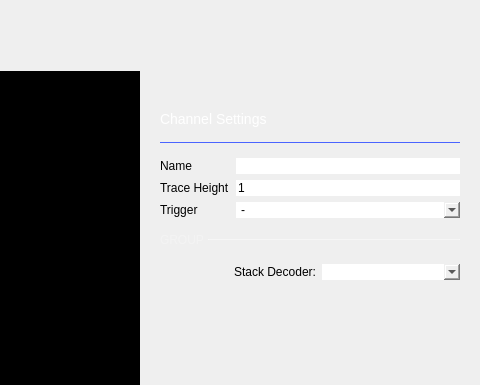
Above: ui/logic_analyzer.ui from analogdevicesinc/scopy before the change; both pictures show x 800 to 1280 and y 0 to 385 of the 1280 by 654 pixel window. Below: the same form after it.
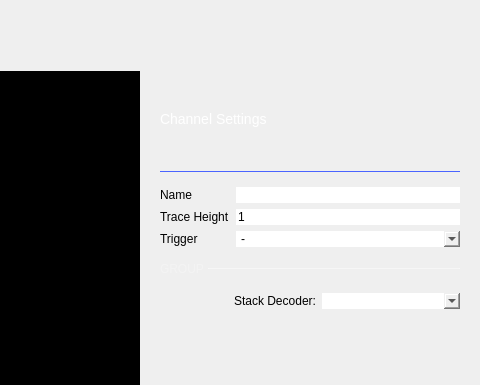
That is the form after the change. The open tabs and pages were chosen to show the change. Icons and pictures are not drawn. Custom widgets are drawn as their Qt base class.

Diff of the .ui file:
```diff
--- a/ui/logic_analyzer.ui
+++ b/ui/logic_analyzer.ui
@@ -582,8 +582,8 @@
                      <rect>
                       <x>0</x>
                       <y>0</y>
-                      <width>200</width>
-                      <height>272</height>
+                      <width>310</width>
+                      <height>469</height>
                      </rect>
                     </property>
                     <property name="sizePolicy">
@@ -639,6 +639,13 @@
                        </property>
                       </widget>
                      </item>
+                     <item>
+                      <widget class="QLabel" name="hardwareName">
+                       <property name="text">
+                        <string/>
+                       </property>
+                      </widget>
+                     </item>
                      <item>
                       <widget class="Line" name="line_2">
                        <property name="maximumSize">
@@ -2116,6 +2123,11 @@
   </action>
  </widget>
  <customwidgets>
+  <customwidget>
+   <class>adiscope::CustomSwitch</class>
+   <extends>QPushButton</extends>
+   <header>customSwitch.hpp</header>
+  </customwidget>
   <customwidget>
    <class>adiscope::DetachDragZone</class>
    <extends>QWidget</extends>
@@ -2139,11 +2151,6 @@
    <header>runsinglewidget.h</header>
    <container>1</container>
   </customwidget>
-  <customwidget>
-   <class>adiscope::CustomSwitch</class>
-   <extends>QPushButton</extends>
-   <header>customSwitch.hpp</header>
-  </customwidget>
   <customwidget>
    <class>adiscope::InstrumentNotes</class>
    <extends>QWidget</extends>
```
Left out of the diff: 6 changed lines with no effect on the pictures.
